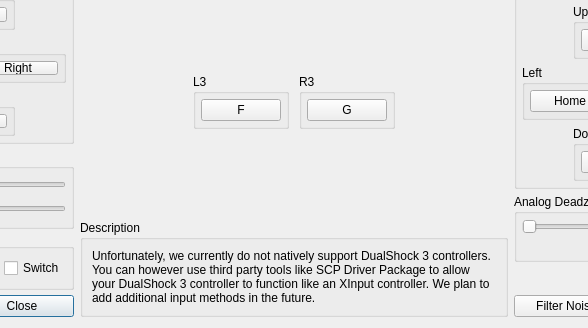
RPCS3/rpcs3, file rpcs3/rpcs3qt/pad_settings_dialog.ui: the form before one commit; both pictures show x 205 to 793 and y 312 to 640 of the 1044 by 640 pixel window.
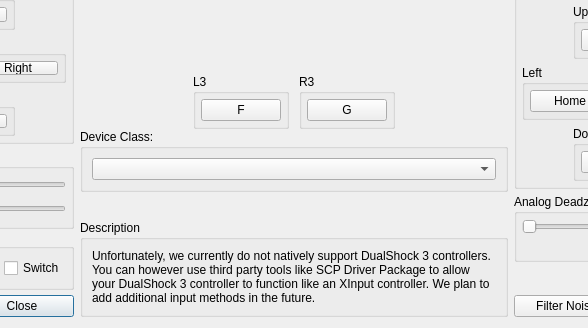
The form after the commit. Icons and pictures are not drawn.

Commit message: Adds class type to controller options

The edit to the form file:
```diff
--- a/rpcs3/rpcs3qt/pad_settings_dialog.ui
+++ b/rpcs3/rpcs3qt/pad_settings_dialog.ui
@@ -1458,6 +1458,25 @@
           </item>
          </layout>
         </item>
+        <item>
+         <layout class="QHBoxLayout" name="horizontalLayout_29">
+          <property name="spacing">
+           <number>10</number>
+          </property>
+          <item>
+           <widget class="QGroupBox" name="groupBox">
+            <property name="title">
+             <string>Device Class:</string>
+            </property>
+            <layout class="QVBoxLayout" name="verticalLayout_26">
+             <item>
+              <widget class="QComboBox" name="chooseClass"/>
+             </item>
+            </layout>
+           </widget>
+          </item>
+         </layout>
+        </item>
         <item>
          <spacer name="verticalSpacer">
           <property name="orientation">
```
The commit also changes 8 other files.
